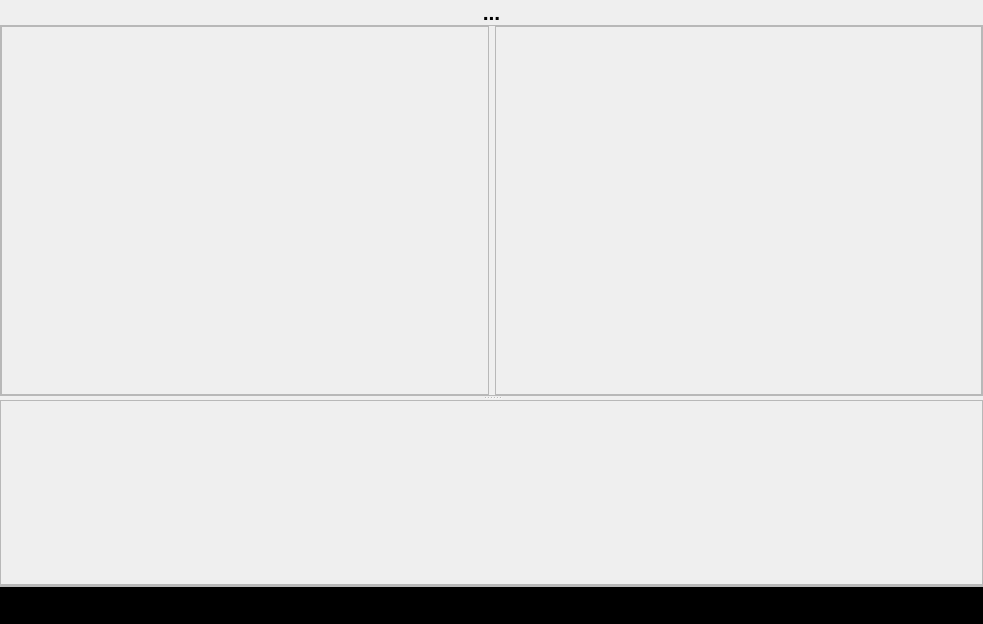
First picture: the form in hbqtwidgets/loggraphics.ui, repository harbour-addons/qtcontribs, before the edit.
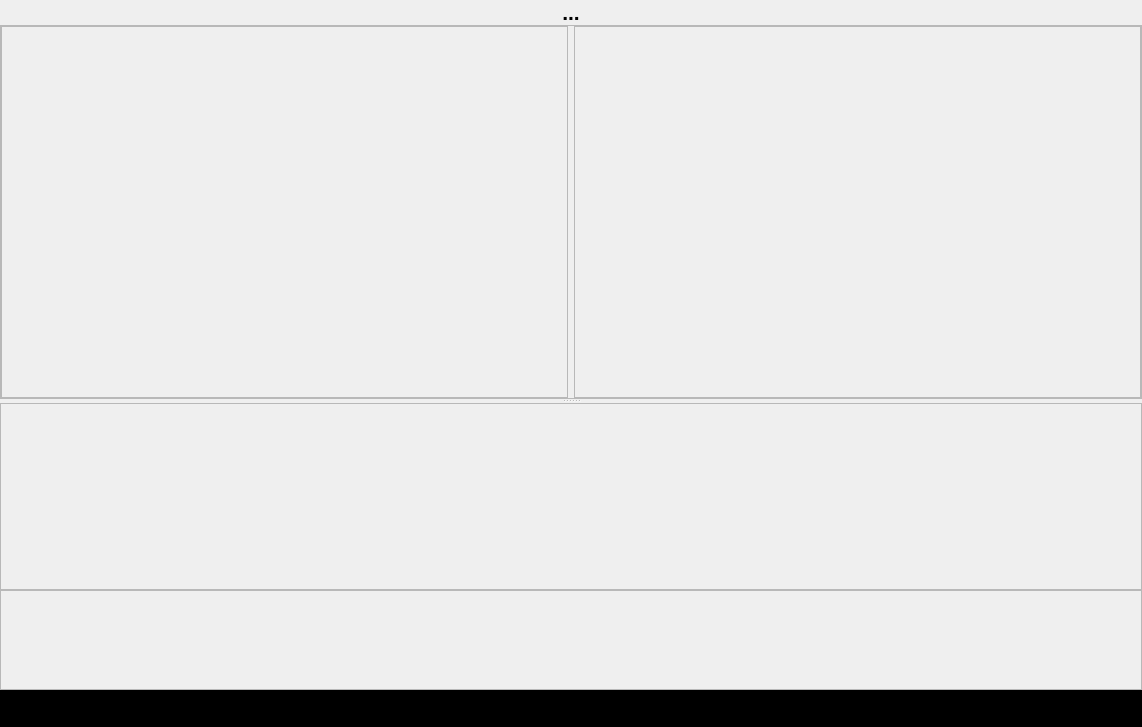
Second picture: the form after the edit. Icons and pictures are not drawn.

Diff of the .ui file:
```diff
--- a/hbqtwidgets/loggraphics.ui
+++ b/hbqtwidgets/loggraphics.ui
@@ -6,8 +6,8 @@
    <rect>
     <x>0</x>
     <y>0</y>
-    <width>983</width>
-    <height>624</height>
+    <width>1142</width>
+    <height>727</height>
    </rect>
   </property>
   <property name="windowTitle">
@@ -162,6 +162,12 @@
           </layout>
          </widget>
          <widget class="QFrame" name="frameHourly">
+          <property name="maximumSize">
+           <size>
+            <width>16777215</width>
+            <height>250</height>
+           </size>
+          </property>
           <property name="frameShape">
            <enum>QFrame::StyledPanel</enum>
           </property>
@@ -199,6 +205,12 @@
    </item>
    <item>
     <widget class="QFrame" name="frameMonthlyNumbers">
+     <property name="minimumSize">
+      <size>
+       <width>0</width>
+       <height>100</height>
+      </size>
+     </property>
      <property name="maximumSize">
       <size>
        <width>16777215</width>
```
Left out of the diff: 8 changed lines with no effect on the pictures.
